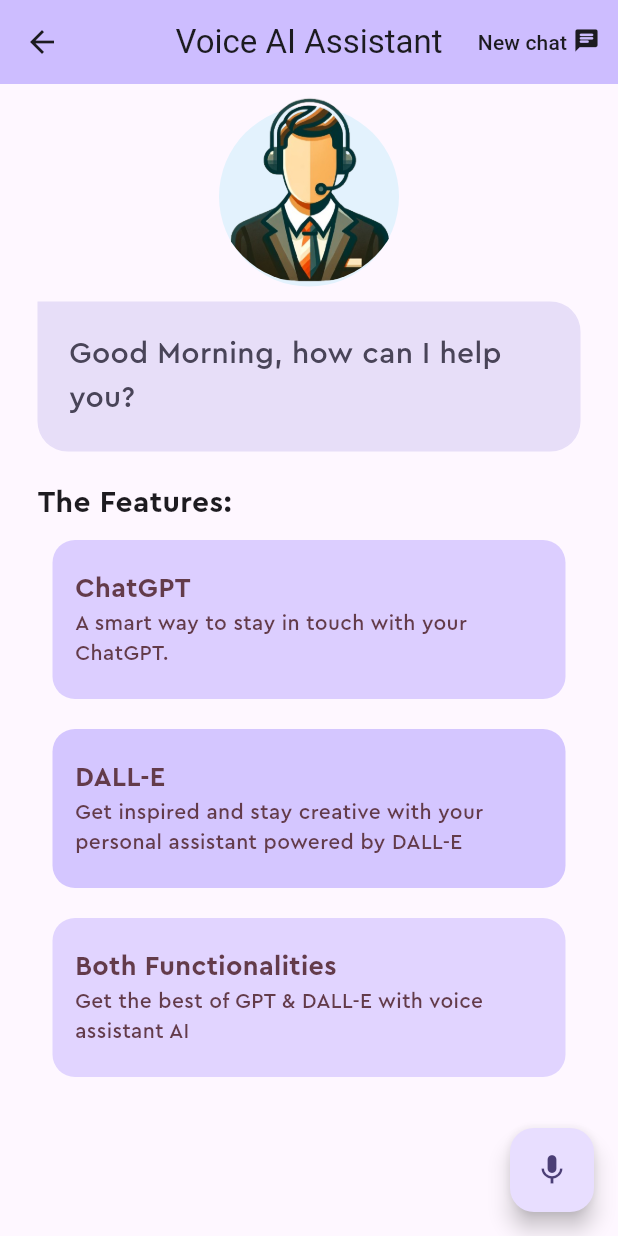
After one commit to mohammedAlmaghlouth/ai_assist, a Flutter app: the VoiceAI_Page screen opened directly, on a phone screen of 412 x 824 dp. The commit adds this screen. Run offline on Flutter 3.47's test engine with Material 3 defaults, Android fonts, the phone set to English and light mode, and no system bars; our stand-ins replace animate_do, dash_chat_2, flutter_tts, google_fonts, image_picker, share_plus and 1 more; missing offline and left inert: chat_gpt_sdk, clipboard, google_mlkit_text_recognition.

Commit message:
Add voiceAIAssistan & SideBarMenu Template

```diff
--- /dev/null
+++ b/lib/features/voice/data/secrets.dart
@@ -0,0 +1 @@
+const openAIAPIKey = "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";
--- /dev/null
+++ b/lib/features/voice/presentation/featurBox.dart
@@ -0,0 +1,60 @@
+import 'package:flutter/material.dart';
+
+class FeatureBox extends StatelessWidget {
+  final ColorScheme colorScheme;
+  final double opacity;
+  final String header;
+  final String content;
+
+  const FeatureBox(
+      {super.key,
+      required this.colorScheme,
+      required this.opacity,
+      required this.header,
+      required this.content});
+
+  @override
+  Widget build(BuildContext context) {
+    return Container(
+      margin: const EdgeInsets.symmetric(
+        horizontal: 35,
+        vertical: 10,
+      ),
+      decoration: BoxDecoration(
+        color: colorScheme.inversePrimary.withOpacity(opacity),
+        borderRadius: const BorderRadius.all(
+          Radius.circular(15),
+        ),
+      ),
+      child: Padding(
+        padding: const EdgeInsets.symmetric(vertical: 20).copyWith(left: 15),
+        child: Column(
+          children: [
+            Align(
+              alignment: Alignment.centerLeft,
+              child: Text(
+                header,
+                style: TextStyle(
+                  fontFamily: "Cera Pro",
+                  fontWeight: FontWeight.bold,
+                  fontSize: 18,
+                  color: colorScheme.onTertiaryContainer,
+                ),
+              ),
+            ),
+            Align(
+              alignment: Alignment.centerLeft,
+              child: Text(
+                content,
+                style: TextStyle(
+                  fontFamily: "Cera Pro",
+                  color: colorScheme.onTertiaryContainer,
+                ),
+              ),
+            ),
+          ],
+        ),
+      ),
+    );
+  }
+}
--- /dev/null
+++ b/lib/features/voice/presentation/virtualAssisstantProfile.dart
@@ -0,0 +1,34 @@
+import 'package:flutter/material.dart';
+
+class VirtualAssisstantProfile extends StatelessWidget {
+  const VirtualAssisstantProfile({super.key});
+
+  @override
+  Widget build(BuildContext context) {
+    return Stack(
+      children: [
+        Center(
+          child: Container(
+            height: 120,
+            width: 120,
+            margin: const EdgeInsets.only(top: 15),
+            decoration: BoxDecoration(
+              color: Theme.of(context).secondaryHeaderColor,
+              shape: BoxShape.circle,
+            ),
+          ),
+        ),
+        Container(
+          height: 125,
+          margin: const EdgeInsets.only(top: 8),
+          decoration: const BoxDecoration(
+            shape: BoxShape.circle,
+            image: DecorationImage(
+              image: AssetImage("assets/images/virtualAssistant.png"),
+            ),
+          ),
+        ),
+      ],
+    );
+  }
+}
--- /dev/null
+++ b/lib/features/voice/presentation/voiceAI_Page.dart
@@ -0,0 +1,270 @@
+import 'package:animate_do/animate_do.dart';
+import 'package:flutter/material.dart';
+import 'package:flutter_tts/flutter_tts.dart';
+import 'package:speech_to_text/speech_recognition_result.dart';
+import 'package:speech_to_text/speech_to_text.dart';
+import 'featurBox.dart';
+import 'welcomingStatment.dart';
+import 'virtualAssisstantProfile.dart';
+import '../application/openai_service.dart';
+
+class VoiceAI_Page extends StatefulWidget {
+  final sideBarMenu;
+  const VoiceAI_Page({super.key, this.sideBarMenu});
+
+  @override
+  State<VoiceAI_Page> createState() => _VoiceAI_PageState();
+}
+
+class _VoiceAI_PageState extends State<VoiceAI_Page> {
+  final String title = 'Voice AI Assistant';
+  final speechToText = SpeechToText();
+  final flutterTts = FlutterTts();
+  String lastWords = '';
+  OpenAIService openAIService = OpenAIService();
+  String? generatedContent;
+  String? generatedImageUrl;
+  int start = 200;
+  int delay = 200;
+
+  @override
+  void initState() {
+    super.initState();
+    initSpeechToText();
+    initTextToSpeech();
+  }
+
+  Future<void> initTextToSpeech() async {
+    await flutterTts.setSharedInstance(true);
+    setState(() {});
+  }
+
+  Future<void> initSpeechToText() async {
+    await speechToText.initialize();
+    setState(() {});
+  }
+
+  Future<void> startListening() async {
+    await speechToText.listen(onResult: onSpeechResult);
+    setState(() {});
+  }
+
+  Future<void> stopListening() async {
+    await speechToText.stop();
+    setState(() {});
+  }
+
+  void onSpeechResult(SpeechRecognitionResult result) {
+    setState(() {
+      lastWords = result.recognizedWords;
+    });
+  }
+
+  Future<void> systemSpeak(String content) async {
+    await flutterTts.speak(content);
+  }
+
+  @override
+  void dispose() {
+    super.dispose();
+    speechToText.stop();
+    flutterTts.stop();
+  }
+
+  @override
+  Widget build(BuildContext context) {
+    return Scaffold(
+      appBar: AppBar(
+        title: Text(title),
+        // leading: const Icon(Icons.menu_rounded),
+        actions: [
+          TextButton(
+            onPressed: () async {
+              setState(() {
+                lastWords = '';
+                openAIService = OpenAIService();
+                generatedContent = null;
+                generatedImageUrl = null;
+                ScaffoldMessenger.of(context).showSnackBar(SnackBar(
+                  content: Text(
+                    "New chat or topic",
+                    style: TextStyle(
+                      color: Theme.of(context).colorScheme.onSecondaryContainer,
+                    ),
+                  ),
+                  backgroundColor:
+                      Theme.of(context).colorScheme.secondaryContainer,
+                  duration: const Duration(seconds: 2),
+                ));
+              });
+              await flutterTts.stop();
+            },
+            child: Wrap(
+              spacing: 4,
+              children: [
+                Text(
+                  "New chat",
+                  style: TextStyle(
+                    color: Theme.of(context).colorScheme.onSurface,
+                  ),
+                ),
+                Icon(
+                  Icons.chat_rounded,
+                  color: Theme.of(context).colorScheme.onSurface,
+                )
+              ],
+            ),
+          ),
+          // IconButton(
+          //   onPressed: () async {
+          //     setState(() {
+          //       lastWords = '';
+          //       openAIService = OpenAIService();
+          //       generatedContent = null;
+          //       generatedImageUrl = null;
+          //       ScaffoldMessenger.of(context).showSnackBar(SnackBar(
+          //         content: Text(
+          //           "New chat or topic",
+          //           style: TextStyle(
+          //             color: Theme.of(context).colorScheme.onSecondaryContainer,
+          //           ),
+          //         ),
+          //         backgroundColor:
+          //             Theme.of(context).colorScheme.secondaryContainer,
+          //         duration: const Duration(seconds: 2),
+          //       ));
+          //     });
+          //     await flutterTts.stop();
+          //   },
+          //   icon: const Icon(Icons.chat_rounded),
+          // ),
+        ],
+        backgroundColor: Theme.of(context).colorScheme.inversePrimary,
+        centerTitle: true,
+      ),
+      drawer: widget.sideBarMenu,
+      body: SingleChildScrollView(
+        child: Column(
+          children: [
+            ZoomIn(
+              child: const VirtualAssisstantProfile(),
+            ),
+            // Chat Bubble
+            FadeInRight(
+              child: Visibility(
+                visible: generatedImageUrl == null,
+                child: WelcomingStatment(
+                  generatedContent: generatedContent,
+                ),
+              ),
+            ),
+
+            // Generated image widget
+            if (generatedImageUrl != null)
+              Padding(
+                padding: const EdgeInsets.all(10.0),
+                child: ClipRRect(
+                  borderRadius: BorderRadius.circular(20),
+                  child: Image.network(generatedImageUrl!),
+                ),
+              ),
+
+            // Features statement
+            SlideInLeft(
+              child: Visibility(
+                visible: generatedContent == null && generatedImageUrl == null,
+                child: Container(
+                  alignment: Alignment.centerLeft,
+                  margin: const EdgeInsets.symmetric(horizontal: 25)
+                      .copyWith(top: 10),
+                  child: const Text(
+                    "The Features:",
+                    style: TextStyle(
+                      fontFamily: "Cera Pro",
+                      fontSize: 20,
+                      fontWeight: FontWeight.bold,
+                    ),
+                  ),
+                ),
+              ),
+            ),
+
+            // Feature List as Column to toggle them when their is content
+            Visibility(
+              visible: generatedContent == null && generatedImageUrl == null,
+              child: Column(
+                children: [
+                  SlideInLeft(
+                    delay: Duration(milliseconds: start),
+                    child: FeatureBox(
+                      colorScheme: Theme.of(context).colorScheme,
+                      opacity: 0.7,
+                      header: "ChatGPT",
+                      content:
+                          "A smart way to stay in touch with your ChatGPT.",
+                    ),
+                  ),
+                  SlideInLeft(
+                    delay: Duration(milliseconds: start + delay),
+                    child: FeatureBox(
+                      colorScheme: Theme.of(context).colorScheme,
+                      opacity: 0.85,
+                      header: "DALL-E",
+                      content:
+                          "Get inspired and stay creative with your personal assistant powered by DALL-E",
+                    ),
+                  ),
+                  SlideInLeft(
+                    delay: Duration(milliseconds: start + 2 * delay),
+                    child: FeatureBox(
+                      colorScheme: Theme.of(context).colorScheme,
+                      opacity: 0.60,
+                      header: "Both Functionalities",
+                      content:
+                          "Get the best of GPT & DALL-E with voice assistant AI",
+                    ),
+                  ),
+                ],
+              ),
+            ),
+          ],
+        ),
+      ),
+      floatingActionButton: ZoomIn(
+        delay: Duration(milliseconds: start + 3 * delay),
+        child: FloatingActionButton(
+          onPressed: () async {
+            if (await speechToText.hasPermission &&
+                speechToText.isNotListening) {
+              await startListening();
+            } else if (speechToText.isListening) {
+              Future.delayed(
+                const Duration(seconds: 5),
+                () async {
+                  final speech = await openAIService.isArtPromptAPI(lastWords);
+                  if (speech.contains('https')) {
+                    generatedImageUrl = speech;
+                    generatedContent = null;
+                    setState(() {});
+                  } else {
+                    generatedImageUrl = null;
+                    generatedContent = speech;
+                    setState(() {});
+                    await systemSpeak(speech);
+                  }
+                  await stopListening();
+                },
+              );
+            } else {
+              initSpeechToText();
+            }
+          },
+          child: Icon(
+            speechToText.isListening ? Icons.stop : Icons.mic,
+          ),
+        ),
+      ),
+      floatingActionButtonAnimator: FloatingActionButtonAnimator.scaling,
+    );
+  }
+}
--- /dev/null
+++ b/lib/features/voice/presentation/welcomingStatment.dart
@@ -0,0 +1,62 @@
+import 'package:flutter/material.dart';
+
+class WelcomingStatment extends StatefulWidget {
+  final String? generatedContent;
+
+  const WelcomingStatment({super.key, this.generatedContent});
+
+  @override
+  State<WelcomingStatment> createState() => _WelcomingStatmentState();
+}
+
+class _WelcomingStatmentState extends State<WelcomingStatment> {
+  final List<String> _openingPhrase = [
+    "Good Morning",
+    "Good Afternoon",
+    "Good Evening"
+  ];
+
+  // Getting the current hour to display the correct phrase
+
+  String getOpentingPhrase() {
+    var time = DateTime.now().hour;
+    if (time <= 12) {
+      return _openingPhrase[0];
+    } else if (time <= 18) {
+      return _openingPhrase[1];
+    } else {
+      return _openingPhrase[2];
+    }
+  }
+
+  @override
+  Widget build(BuildContext context) {
+    return Container(
+      padding: const EdgeInsets.symmetric(horizontal: 20, vertical: 10),
+      // alignment: Alignment.centerLeft,
+      decoration: BoxDecoration(
+        border: Border.all(
+          color: Theme.of(context).colorScheme.secondaryContainer,
+        ),
+        color: Theme.of(context).colorScheme.secondaryContainer,
+        borderRadius: BorderRadius.circular(20).copyWith(
+          topLeft: Radius.zero,
+        ),
+      ),
+      margin: const EdgeInsets.symmetric(horizontal: 25, vertical: 10),
+      child: Padding(
+        padding: const EdgeInsets.symmetric(vertical: 10),
+        child: Text(
+          widget.generatedContent == null
+              ? "${getOpentingPhrase()}, how can I help you?"
+              : widget.generatedContent!,
+          style: TextStyle(
+            color: Theme.of(context).colorScheme.onSecondaryContainer,
+            fontSize: widget.generatedContent == null ? 20: 15,
+            fontFamily: "Cera Pro",
+          ),
+        ),
+      ),
+    );
+  }
+}
--- a/lib/features/welcome/presentation/welcome_page.dart
+++ b/lib/features/welcome/presentation/welcome_page.dart
@@ -25,7 +25,7 @@
               child: CircleAvatar(
                 radius: 100.0,
                 backgroundColor: Theme.of(context).colorScheme.primary,
-                child: Image.asset('assets/logo.png'),
+                child: Image.asset('assets/images/logo.png'),
               ),
             ),
             const SizedBox(height: 70.0),
```
Also changed, not shown: lib/features/voice/application/openai_service.dart (added, +121 -0 lines), lib/shared/side_bar_menu.dart (added, +148 -0 lines), pubspec.yaml (+10 -6 lines), assets/fonts/Cera-Pro-Bold.otf (added), assets/fonts/Cera-Pro-Medium.otf (added), assets/images/logo.png (renamed from assets/logo.png), assets/images/virtualAssistant.png (added), pubspec.lock, 9 other files.
